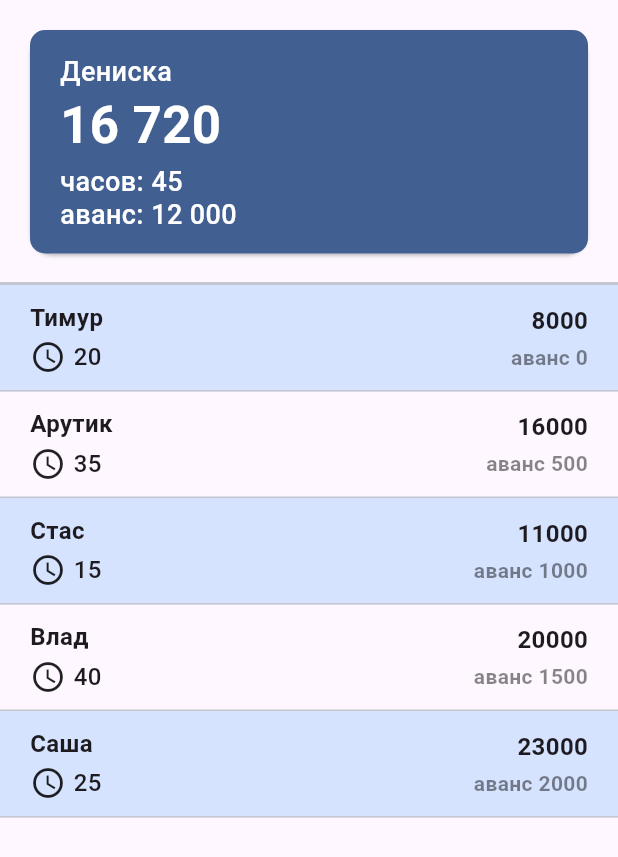
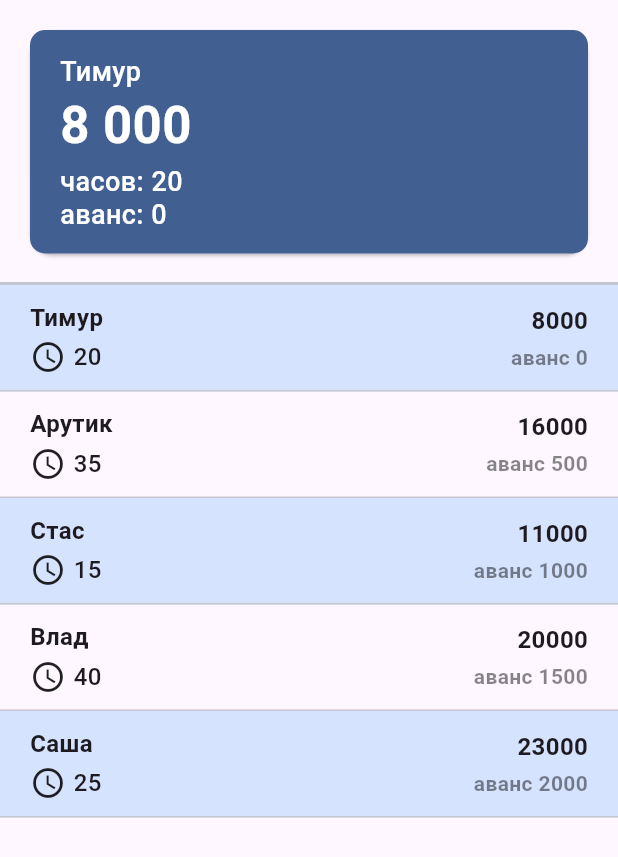
Before and after one commit to Leningram/flutter_tips_app, a Flutter app: the screen it shows after launch, on a phone screen of 412 x 824 dp, the part 84-941 px from its top. Run offline on Flutter 3.47's test engine with Material 3 defaults, Android fonts, the phone set to English and light mode, and no system bars; our stand-ins replace flutter_riverpod.

Commit message:
riverpod providers for team and user

```diff
--- a/lib/presentations/pages/start_screen.dart
+++ b/lib/presentations/pages/start_screen.dart
@@ -1,90 +1,27 @@
-import 'dart:math';
+import 'package:flutter/material.dart';
+import 'package:flutter_riverpod/flutter_riverpod.dart';
+import 'package:flutter_tips_app/constants/mock.dart';
+import 'package:flutter_tips_app/presentations/widgets/employee_list.dart';
+import 'package:flutter_tips_app/presentations/widgets/user_info.dart';
+import 'package:flutter_tips_app/providers/team_prodiver.dart';
+import 'package:flutter_tips_app/providers/user_provider.dart';
 
-import 'package:flutter/material.dart';
-import 'package:flutter_tips_app/data/models/employee.dart';
-import 'package:flutter_tips_app/data/utils/formatters.dart';
-import 'package:flutter_tips_app/presentations/widgets/employee_item.dart';
-import 'package:flutter_tips_app/styles/text.styles.dart';
-
-class StartScreen extends StatelessWidget {
-  const StartScreen({required this.employees, super.key});
-  final List<Employee> employees;
+class StartScreen extends ConsumerWidget {
+  const StartScreen({super.key});
 
   @override
-  Widget build(BuildContext context) {
+  Widget build(BuildContext context, WidgetRef ref) {
+     WidgetsBinding.instance!.addPostFrameCallback((_) {
+      ref.read(teamProvider.notifier).setTeam(mockEmployees);
+      ref.read(userProvider.notifier).setUserById('Тимур');
+    });
+    final employees = ref.watch(teamProvider);
+    final user = ref.watch(userProvider);
+
     return Column(
       crossAxisAlignment: CrossAxisAlignment.start,
       children: [
-        Card(
-          shape:
-              RoundedRectangleBorder(borderRadius: BorderRadius.circular(15)),
-          margin: const EdgeInsets.fromLTRB(20, 20, 20, 0),
-          child: Container(
-            decoration: BoxDecoration(
-              gradient: LinearGradient(
-                colors: [
-                  Theme.of(context).colorScheme.primary,
-                  Theme.of(context).colorScheme.primary,
-                ],
-                begin: Alignment.topLeft,
-                end: Alignment.bottomRight,
-              ),
-              borderRadius: BorderRadius.circular(10),
-            ),
-            child: Padding(
-              padding: const EdgeInsets.symmetric(vertical: 15, horizontal: 20),
-              child: Column(
-                crossAxisAlignment: CrossAxisAlignment.start,
-                children: [
-                  const Text(
-                    'Дениска',
-                    style: bodyText2,
-                  ),
-                  const SizedBox(
-                    height: 5,
-                  ),
-                  Text(
-                    formatNumber(16720),
-                    style: titleText1,
-                  ),
-                  const SizedBox(
-                    height: 10,
-                  ),
-                  const Row(
-                    children: [
-                      Text(
-                        'часов:',
-                        style: bodyText1,
-                      ),
-                      SizedBox(
-                        width: 5,
-                      ),
-                      Text(
-                        '45',
-                        style: bodyText1,
-                      ),
-                    ],
-                  ),
-                  Row(
-                    children: [
-                      const Text(
-                        'аванс:',
-                        style: bodyText1,
-                      ),
-                      const SizedBox(
-                        width: 5,
-                      ),
-                      Text(
-                        formatNumber(12000),
-                        style: bodyText1,
-                      ),
-                    ],
-                  ),
-                ],
-              ),
-            ),
-          ),
-        ),
+        if (user != null) UserInfo(user: user),
         const SizedBox(
           height: 20,
         ),
@@ -92,16 +29,7 @@ class StartScreen extends StatelessWidget {
           height: 1,
           thickness: 2,
         ),
-        Expanded(
-          child: ListView.builder(
-            itemCount: employees.length,
-            itemBuilder: (ctx, index) => Container(
-                color: index % 2 == 0
-                    ? Theme.of(context).colorScheme.primaryContainer
-                    : null,
-                child: EmployeeItem(employeeData: employees[index])),
-          ),
-        ),
+        EmployeeList(employees: employees)
       ],
     );
   }
--- /dev/null
+++ b/lib/presentations/widgets/employee_list.dart
@@ -0,0 +1,23 @@
+import 'package:flutter/material.dart';
+import 'package:flutter_tips_app/data/models/employee.dart';
+import 'package:flutter_tips_app/presentations/widgets/employee_item.dart';
+
+class EmployeeList extends StatelessWidget {
+  const EmployeeList({super.key, required this.employees});
+
+  final List<Employee> employees;
+
+  @override
+  Widget build(BuildContext context) {
+    return Expanded(
+      child: ListView.builder(
+        itemCount: employees.length,
+        itemBuilder: (ctx, index) => Container(
+            color: index % 2 == 0
+                ? Theme.of(context).colorScheme.primaryContainer
+                : null,
+            child: EmployeeItem(employeeData: employees[index])),
+      ),
+    );
+  }
+}
--- /dev/null
+++ b/lib/presentations/widgets/user_info.dart
@@ -0,0 +1,83 @@
+import 'package:flutter/material.dart';
+import 'package:flutter_tips_app/data/models/employee.dart';
+import 'package:flutter_tips_app/data/utils/formatters.dart';
+import 'package:flutter_tips_app/styles/text.styles.dart';
+
+class UserInfo extends StatelessWidget {
+  const UserInfo({super.key, required this.user});
+
+  final Employee user;
+
+  @override
+  Widget build(BuildContext context) {
+    return Card(
+      shape: RoundedRectangleBorder(borderRadius: BorderRadius.circular(15)),
+      margin: const EdgeInsets.fromLTRB(20, 20, 20, 0),
+      child: Container(
+        decoration: BoxDecoration(
+          gradient: LinearGradient(
+            colors: [
+              Theme.of(context).colorScheme.primary,
+              Theme.of(context).colorScheme.primary,
+            ],
+            begin: Alignment.topLeft,
+            end: Alignment.bottomRight,
+          ),
+          borderRadius: BorderRadius.circular(10),
+        ),
+        child: Padding(
+          padding: const EdgeInsets.symmetric(vertical: 15, horizontal: 20),
+          child: Column(
+            crossAxisAlignment: CrossAxisAlignment.start,
+            children: [
+              Text(
+                user.name,
+                style: bodyText2,
+              ),
+              const SizedBox(
+                height: 5,
+              ),
+              Text(
+                formatNumber(user.tipsAmount),
+                style: titleText1,
+              ),
+              const SizedBox(
+                height: 10,
+              ),
+              Row(
+                children: [
+                  const Text(
+                    'часов:',
+                    style: bodyText1,
+                  ),
+                  const SizedBox(
+                    width: 5,
+                  ),
+                  Text(
+                    user.hours.toString(),
+                    style: bodyText1,
+                  ),
+                ],
+              ),
+              Row(
+                children: [
+                  const Text(
+                    'аванс:',
+                    style: bodyText1,
+                  ),
+                  const SizedBox(
+                    width: 5,
+                  ),
+                  Text(
+                    formatNumber(user.advance),
+                    style: bodyText1,
+                  ),
+                ],
+              ),
+            ],
+          ),
+        ),
+      ),
+    );
+  }
+}
--- /dev/null
+++ b/lib/providers/team_prodiver.dart
@@ -0,0 +1,19 @@
+import 'package:collection/collection.dart';
+import 'package:flutter_riverpod/flutter_riverpod.dart';
+import 'package:flutter_tips_app/data/models/employee.dart';
+
+class TeamNotifier extends StateNotifier<List<Employee>> {
+  TeamNotifier() : super([]);
+
+  void setTeam(List<Employee> team) {
+    state = team;
+  }
+
+  Employee? getEmployeeById(String name) {
+    return state.firstWhereOrNull((employee) => employee.name == name);
+  }
+}
+
+final teamProvider = StateNotifierProvider<TeamNotifier, List<Employee>>((ref) {
+  return TeamNotifier();
+});
--- a/pubspec.yaml
+++ b/pubspec.yaml
@@ -36,6 +36,8 @@ dependencies:
   # Use with the CupertinoIcons class for iOS style icons.
   cupertino_icons: ^1.0.6
   intl: ^0.19.0
+  flutter_riverpod: ^2.5.1
+  collection: ^1.18.0
 
 dev_dependencies:
   flutter_test:
```
Also changed, not shown: lib/main.dart (+4 -3 lines), lib/providers/user_provider.dart (added, +29 -0 lines), pubspec.lock.
